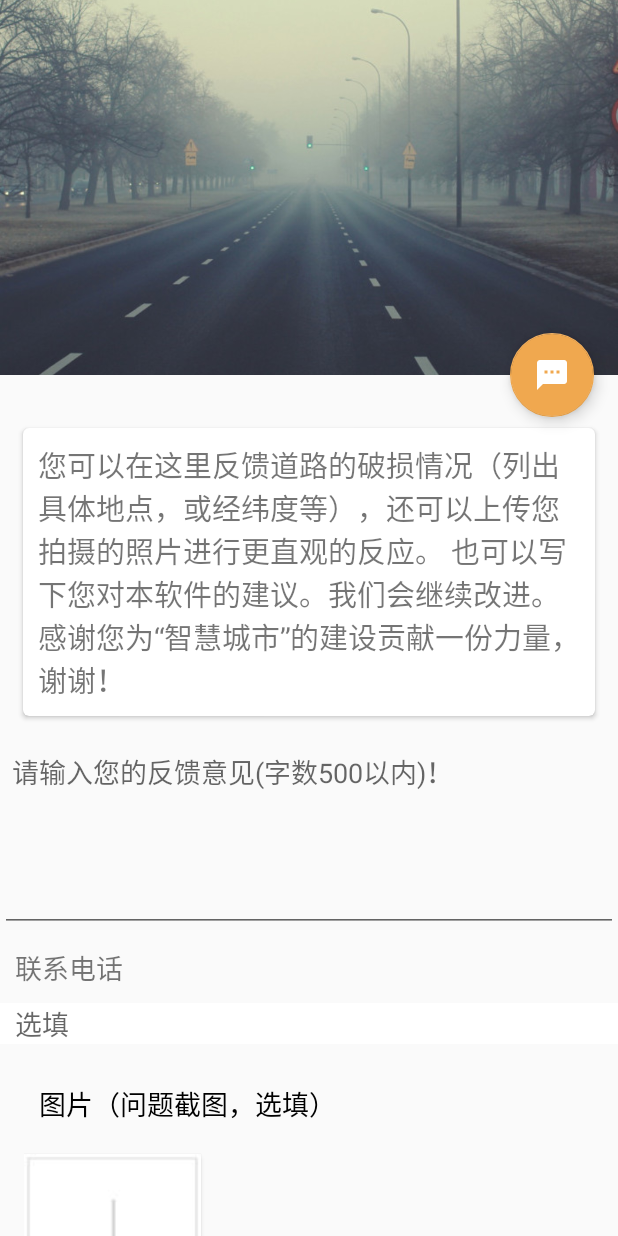
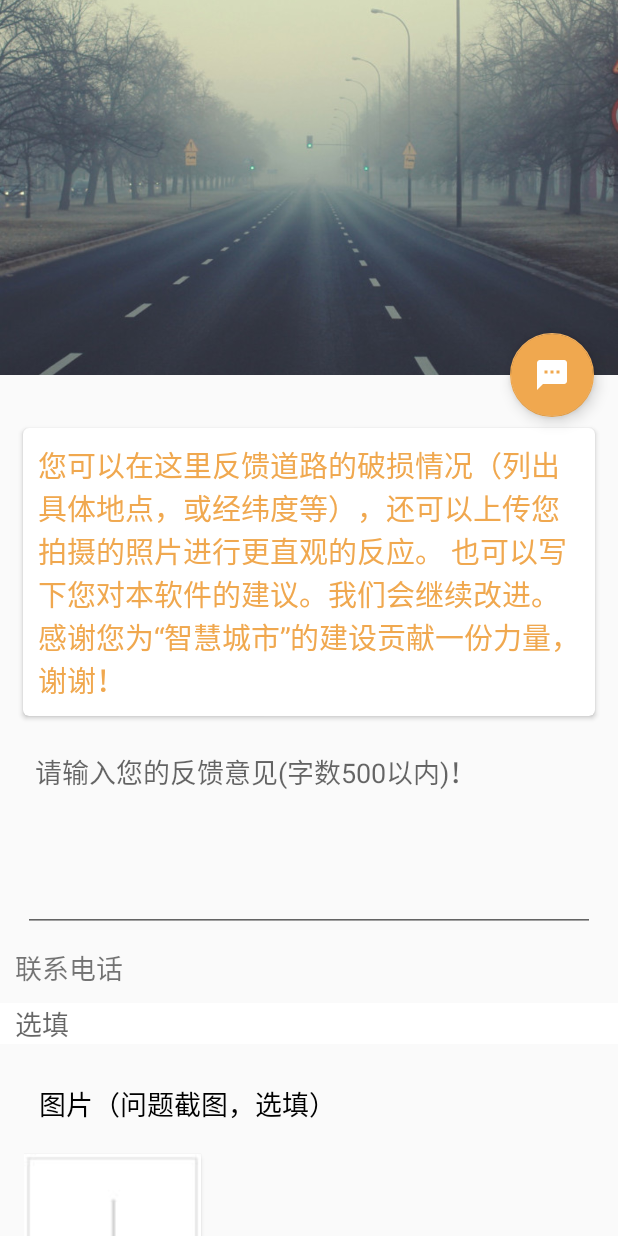
Before and after one commit to shuangjiang169/RoadInspect, an Android app: the FeedbackActivity screen opened directly, with no data from a screen before it, on a phone screen of 412 x 824 dp. Run offline under Robolectric (Android 15) with nearby library versions, the phone set to English and light mode, and no system bars; libraries missing offline, so code that uses them is left out: com.scrat.app.

```diff
--- a/app/src/main/res/layout/activity_feedback.xml
+++ b/app/src/main/res/layout/activity_feedback.xml
@@ -65,7 +65,9 @@
                     android:layout_height="wrap_content"
                     android:layout_margin="10dp"
                     android:text="您可以在这里反馈道路的破损情况（列出具体地点，或经纬度等），还可以上传您拍摄的照片进行更直观的反应。
-也可以写下您对本软件的建议。我们会继续改进。感谢您为“智慧城市”的建设贡献一份力量，谢谢！"
+也可以写下您对本软件的建议。我们会继续改进。
+感谢您为“智慧城市”的建设贡献一份力量，谢谢！"
+                    android:textColor="#f0a84f"
                     android:textSize="19sp"/>
             </android.support.v7.widget.CardView>
 
@@ -81,6 +83,8 @@
                 android:hint="请输入您的反馈意见(字数500以内)！"
                 android:layout_width="fill_parent"
                 android:layout_height="wrap_content"
+                android:layout_marginLeft="15dp"
+                android:layout_marginRight="15dp"
                 android:padding="8dp"
                 ></EditText>
 
@@ -109,7 +113,7 @@
 
 
             <LinearLayout
-            android:id="@+id/activity_main"
+                android:id="@+id/feedceng"
                 android:layout_width="match_parent"
                 android:layout_height="match_parent"
                 android:orientation="vertical"
@@ -143,13 +147,17 @@
                 <ScrollView
                     android:id="@+id/picture_scroll"
                     android:layout_width="match_parent"
-                    android:layout_height="match_parent">
+                    android:layout_height="match_parent"
+                    android:layout_below="@+id/add_picture">
+                </ScrollView>
                 <TextView
                     android:id="@+id/content"
                     android:layout_width="match_parent"
                     android:layout_height="wrap_content" />
-                </ScrollView>
             </LinearLayout>
+
+
+
 
 
 
@@ -158,7 +166,8 @@
                 android:layout_width="fill_parent"
                 android:orientation="vertical"
                 android:gravity="center"
-                android:layout_height="wrap_content">
+                android:layout_height="wrap_content"
+                android:layout_below="@+id/feedceng">
 
                 <Button
                     android:id="@+id/feedbackBtn"
```
Also changed, not shown: app/src/main/java/com/example/boyceng/roadinspect/FeedbackActivity.java (+0 -7 lines), app/src/main/res/mipmap-hdpi/logo.png, app/src/main/res/mipmap-mdpi/logo.png, app/src/main/res/mipmap-xhdpi/logo.png, app/src/main/res/mipmap-xxhdpi/logo.png, app/src/main/res/mipmap-xxxhdpi/logo.png. Lines whose indentation alone changed are shown as unchanged.
